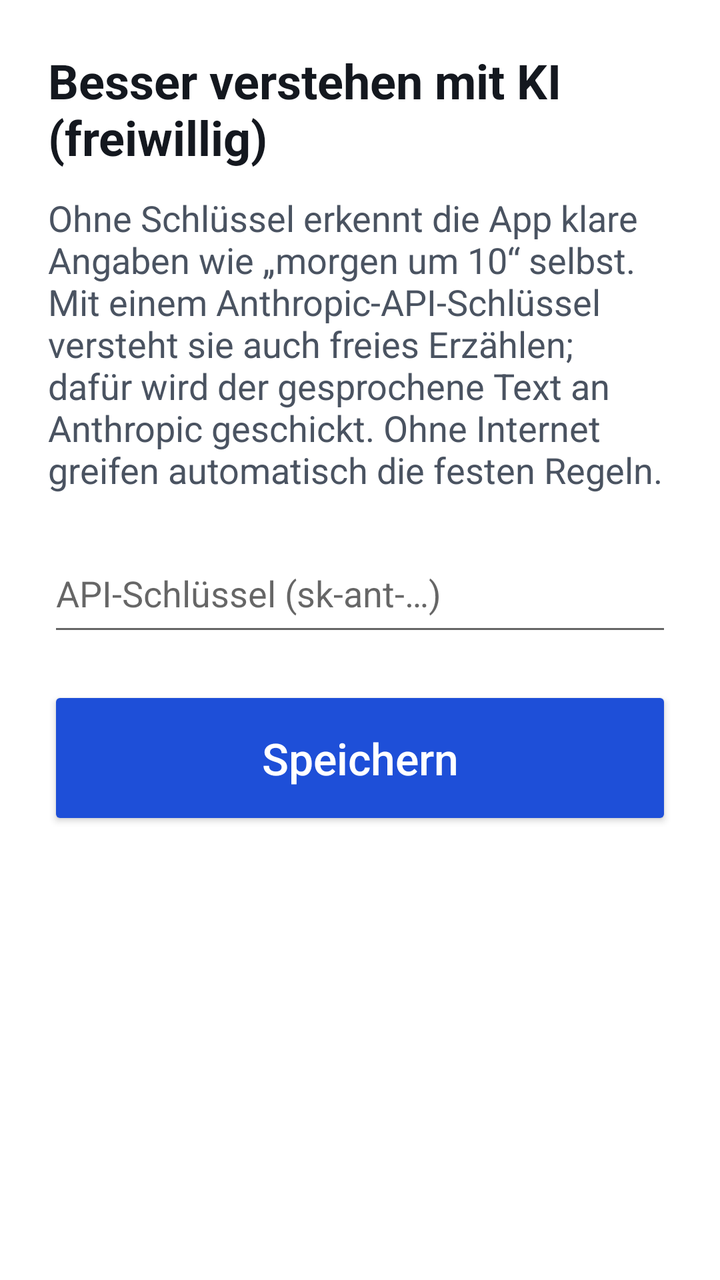
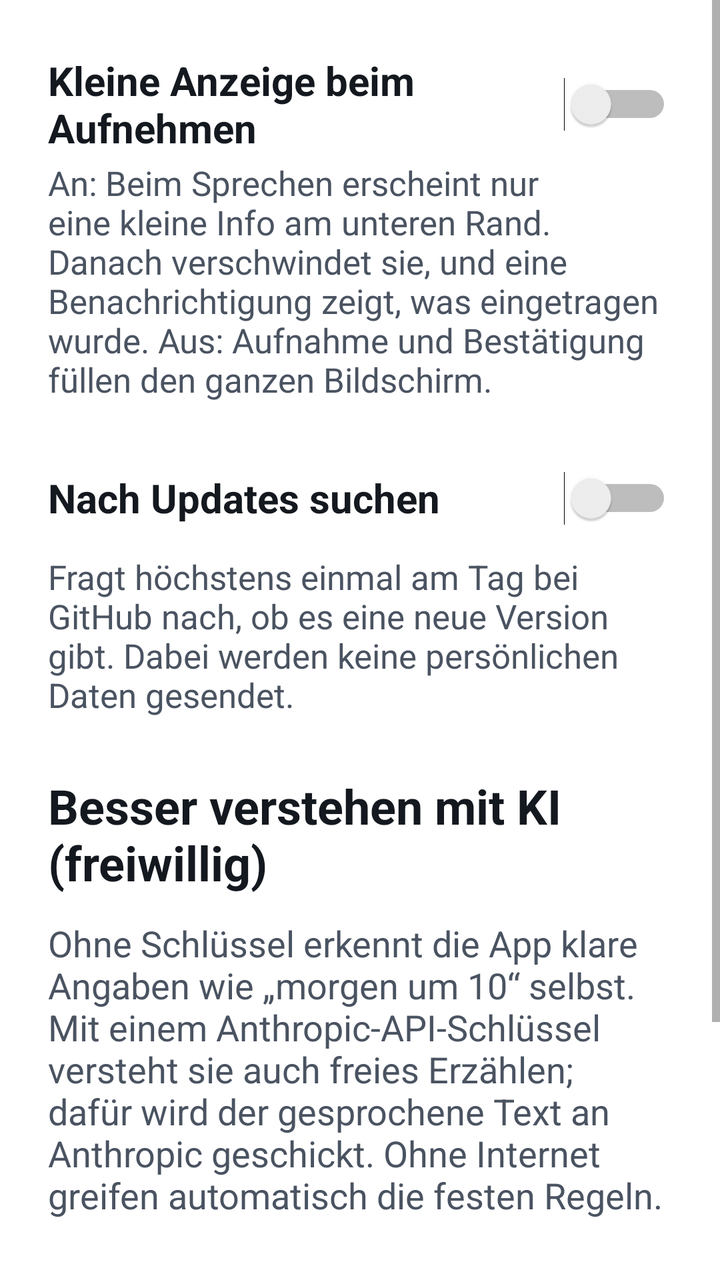

Screens rendered from an Android XML layout before and after an edit, with the pre-edit source and the edit as a unified diff.
<!-- AndroidManifest.xml: application theme AppTheme -->
<!-- res/layout/activity_settings.xml -->
<?xml version="1.0" encoding="utf-8"?>
<ScrollView xmlns:android="http://schemas.android.com/apk/res/android"
    android:layout_width="match_parent"
    android:layout_height="match_parent"
    android:fitsSystemWindows="true">

    <LinearLayout
        android:layout_width="match_parent"
        android:layout_height="wrap_content"
        android:orientation="vertical"
        android:padding="24dp">

        <TextView
            android:layout_width="match_parent"
            android:layout_height="wrap_content"
            android:text="@string/settings_ai_title"
            android:textColor="@color/ink"
            android:textSize="24sp"
            android:textStyle="bold" />

        <TextView
            android:layout_width="match_parent"
            android:layout_height="wrap_content"
            android:layout_marginTop="12dp"
            android:text="@string/settings_ai_text"
            android:textColor="@color/ink_soft"
            android:textSize="18sp" />

        <EditText
            android:id="@+id/api_key"
            android:layout_width="match_parent"
            android:layout_height="wrap_content"
            android:layout_marginTop="20dp"
            android:hint="@string/settings_ai_hint"
            android:importantForAutofill="no"
            android:inputType="textVisiblePassword"
            android:minHeight="56dp"
            android:textSize="18sp" />

        <Button
            android:id="@+id/save"
            style="@style/BigButton"
            android:layout_marginTop="20dp"
            android:text="@string/save" />
    </LinearLayout>
</ScrollView>
<!-- resources referenced by this layout -->
<resources>
  <color name="ink">#14181F</color>
  <color name="ink_soft">#4A5361</color>
  <string name="save">Speichern</string>
  <string name="settings_ai_hint">API-Schlüssel (sk-ant-…)</string>
  <string name="settings_ai_text">Ohne Schlüssel erkennt die App klare Angaben wie „morgen um 10“ selbst. Mit einem Anthropic-API-Schlüssel versteht sie auch freies Erzählen; dafür wird der gesprochene Text an Anthropic geschickt. Ohne Internet greifen automatisch die festen Regeln.</string>
  <string name="settings_ai_title">Besser verstehen mit KI (freiwillig)</string>
  <style name="BigButton">
          <item name="android:layout_width">match_parent</item>
          <item name="android:layout_height">72dp</item>
          <item name="android:textSize">22sp</item>
          <item name="android:textAllCaps">false</item>
          <item name="android:textColor">@color/paper</item>
          <item name="android:backgroundTint">@color/primary</item>
      </style>
  <style name="AppTheme" parent="android:Theme.Material.Light.NoActionBar">
          <item name="android:colorPrimary">@color/primary</item>
          <item name="android:colorPrimaryDark">@color/primary_dark</item>
          <item name="android:colorAccent">@color/primary</item>
          <item name="android:windowBackground">@color/paper</item>
      </style>
  <color name="paper">#FFFFFF</color>
  <color name="primary">#1E4FD8</color>
  <color name="primary_dark">#173DA8</color>
</resources>

<!-- the commit's change to res/layout/activity_settings.xml (unified diff, before → after) -->
@@ -9,6 +9,42 @@
         android:layout_height="wrap_content"
         android:orientation="vertical"
         android:padding="24dp">
+
+        <Switch
+            android:id="@+id/compact"
+            android:layout_width="match_parent"
+            android:layout_height="wrap_content"
+            android:minHeight="56dp"
+            android:text="@string/settings_compact"
+            android:textColor="@color/ink"
+            android:textSize="20sp"
+            android:textStyle="bold" />
+
+        <TextView
+            android:layout_width="match_parent"
+            android:layout_height="wrap_content"
+            android:text="@string/settings_compact_hint"
+            android:textColor="@color/ink_soft"
+            android:textSize="17sp" />
+
+        <Switch
+            android:id="@+id/updates"
+            android:layout_width="match_parent"
+            android:layout_height="wrap_content"
+            android:layout_marginTop="20dp"
+            android:minHeight="56dp"
+            android:text="@string/settings_updates"
+            android:textColor="@color/ink"
+            android:textSize="20sp"
+            android:textStyle="bold" />
+
+        <TextView
+            android:layout_width="match_parent"
+            android:layout_height="wrap_content"
+            android:layout_marginBottom="28dp"
+            android:text="@string/settings_updates_hint"
+            android:textColor="@color/ink_soft"
+            android:textSize="17sp" />
 
         <TextView
             android:layout_width="match_parent"
<!-- resource entries referenced after the edit -->
@@ -6,6 +6,10 @@
   <string name="settings_ai_hint">API-Schlüssel (sk-ant-…)</string>
   <string name="settings_ai_text">Ohne Schlüssel erkennt die App klare Angaben wie „morgen um 10“ selbst. Mit einem Anthropic-API-Schlüssel versteht sie auch freies Erzählen; dafür wird der gesprochene Text an Anthropic geschickt. Ohne Internet greifen automatisch die festen Regeln.</string>
   <string name="settings_ai_title">Besser verstehen mit KI (freiwillig)</string>
+  <string name="settings_compact">Kleine Anzeige beim Aufnehmen</string>
+  <string name="settings_compact_hint">An: Beim Sprechen erscheint nur eine kleine Info am unteren Rand. Danach verschwindet sie, und eine Benachrichtigung zeigt, was eingetragen wurde. Aus: Aufnahme und Bestätigung füllen den ganzen Bildschirm.</string>
+  <string name="settings_updates">Nach Updates suchen</string>
+  <string name="settings_updates_hint">Fragt höchstens einmal am Tag bei GitHub nach, ob es eine neue Version gibt. Dabei werden keine persönlichen Daten gesendet.</string>
   <style name="BigButton">
           <item name="android:layout_width">match_parent</item>
           <item name="android:layout_height">72dp</item>
